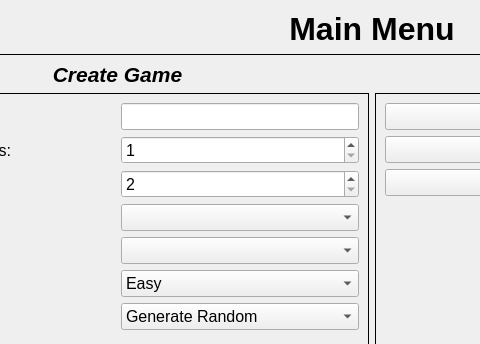
kpdudek/TankGame, file ui/welcome_screen.ui: the form before one commit; both pictures show x 145 to 625 and y 0 to 344 of the 1034 by 734 pixel window.
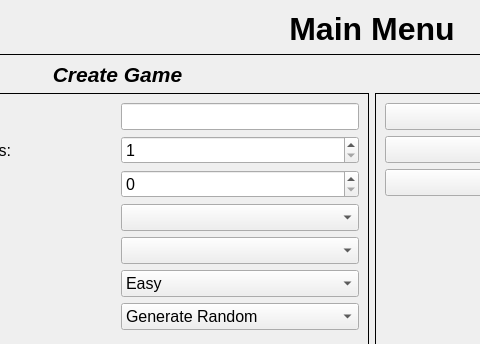
The form after the commit.

Patch:
```diff
--- a/ui/welcome_screen.ui
+++ b/ui/welcome_screen.ui
@@ -212,11 +212,14 @@
          </font>
         </property>
         <property name="minimum">
-         <number>2</number>
+         <number>0</number>
         </property>
         <property name="maximum">
          <number>10</number>
         </property>
+        <property name="value">
+         <number>0</number>
+        </property>
        </widget>
       </item>
       <item row="6" column="1">
```
